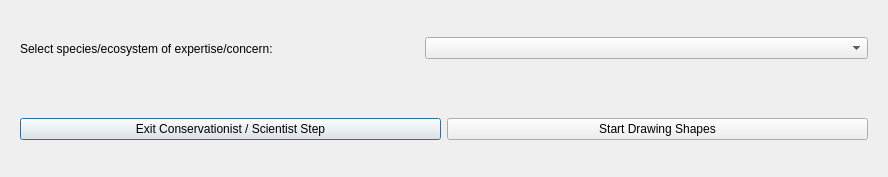
This is cobi_loreto/Interview/selectconsscience.ui in Ecotrust/openoceanmap-desktop as Qt 5 draws it before an edit. The edited form follows.
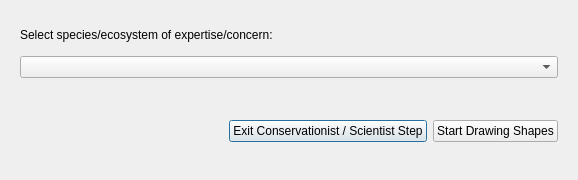
This is the edited form.

```diff
--- a/cobi_loreto/Interview/selectconsscience.ui
+++ b/cobi_loreto/Interview/selectconsscience.ui
@@ -6,8 +6,8 @@
    <rect>
     <x>0</x>
     <y>0</y>
-    <width>888</width>
-    <height>177</height>
+    <width>578</width>
+    <height>180</height>
    </rect>
   </property>
   <property name="windowTitle" >
@@ -16,7 +16,7 @@
   <layout class="QVBoxLayout" >
    <item>
     <widget class="QWidget" native="1" name="widget" >
-     <layout class="QHBoxLayout" >
+     <layout class="QVBoxLayout" >
       <item>
        <widget class="QLabel" name="fishery_text" >
         <property name="text" >
@@ -26,6 +26,12 @@
       </item>
       <item>
        <widget class="QComboBox" name="comboBox" >
+        <property name="maximumSize" >
+         <size>
+          <width>700</width>
+          <height>16777215</height>
+         </size>
+        </property>
         <item>
          <property name="text" >
           <string/>
@@ -84,6 +90,19 @@
    <item>
     <widget class="QWidget" native="1" name="widget_2" >
      <layout class="QHBoxLayout" >
+      <item>
+       <spacer>
+        <property name="orientation" >
+         <enum>Qt::Horizontal</enum>
+        </property>
+        <property name="sizeHint" >
+         <size>
+          <width>40</width>
+          <height>20</height>
+         </size>
+        </property>
+       </spacer>
+      </item>
       <item>
        <widget class="QPushButton" name="pbnFinished" >
         <property name="text" >
```
